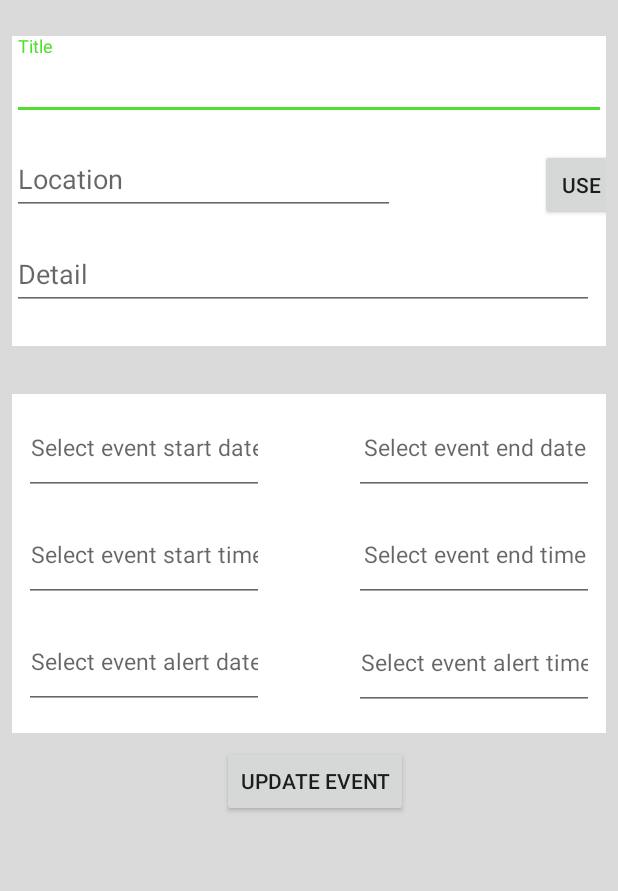
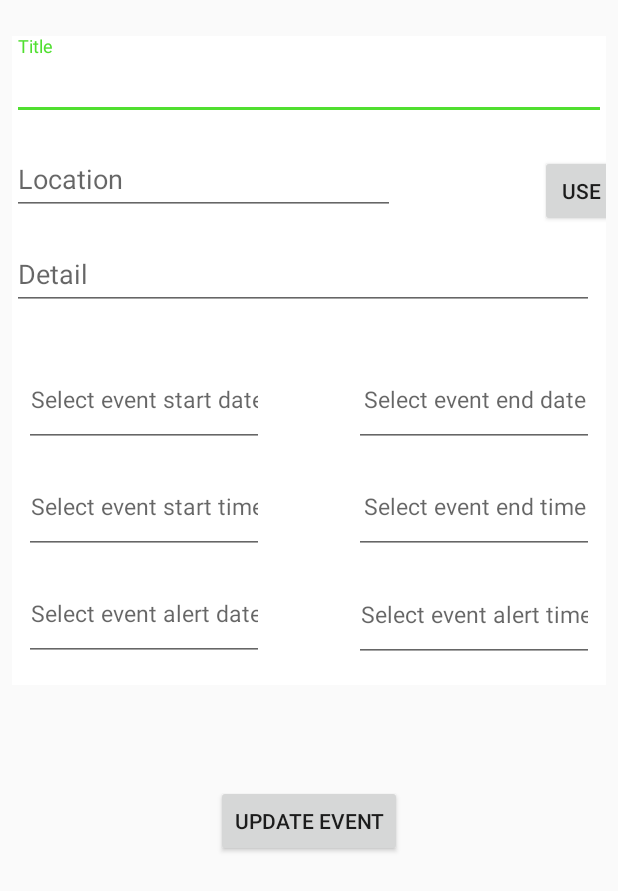
Before and after one commit to intersignature/final_project_android, an Android app: the EditEventActivity screen opened directly, with no data from a screen before it, on a phone screen of 412 x 824 dp. Shown: the top 891 px of the screen. Run offline under Robolectric (Android 15) with nearby library versions, the phone set to English and light mode, and no system bars; 16 statements that could not run were skipped.

Commit message:
change bg color add and edit xml code

```diff
--- a/Eventontheday/app/src/main/java/kmitl/final_project/sirichai/eventontheday/notification/TimerService.java
+++ b/Eventontheday/app/src/main/java/kmitl/final_project/sirichai/eventontheday/notification/TimerService.java
@@ -111,7 +111,6 @@ public class TimerService extends IntentService {
                 addDbForNotification();
                 DateFormat dateFormat = new SimpleDateFormat("yyyy/MM/dd HH:mm:ss");
                 Date date = new Date();
-                Log.i("timer", "(intent is not null) = " + dateFormat.format(date));
                 String currentYear = dateFormat.format(date).split(" ")[0].split("/")[0];
                 String currentMonth = dateFormat.format(date).split(" ")[0].split("/")[1];
                 String currentDay = dateFormat.format(date).split(" ")[0].split("/")[2];
--- a/Eventontheday/app/src/main/res/layout/activity_add_preset.xml
+++ b/Eventontheday/app/src/main/res/layout/activity_add_preset.xml
@@ -6,7 +6,6 @@
     android:layout_width="match_parent"
     android:layout_height="match_parent"
     tools:context="kmitl.final_project.sirichai.eventontheday.view.AddPresetActivity"
-    android:background="#DADADA"
     >
 
     <ScrollView
@@ -56,7 +55,7 @@
 
                 <android.support.design.widget.TextInputLayout
                     android:id="@+id/setLocationPresetLayout"
-                    android:layout_width="match_parent"
+                    android:layout_width="255dp"
                     android:layout_height="63dp"
                     app:layout_constraintEnd_toEndOf="parent"
                     app:layout_constraintHorizontal_bias="0.0"
@@ -65,7 +64,7 @@
 
                     <android.support.design.widget.TextInputEditText
                         android:id="@+id/setLocationPreset"
-                        android:layout_width="240dp"
+                        android:layout_width="match_parent"
                         android:layout_height="wrap_content"
                         android:hint="@string/location" />
                 </android.support.design.widget.TextInputLayout>
--- a/Eventontheday/app/src/main/res/layout/activity_edit_event.xml
+++ b/Eventontheday/app/src/main/res/layout/activity_edit_event.xml
@@ -6,10 +6,11 @@
     android:layout_width="match_parent"
     android:layout_height="match_parent"
     tools:context=".view.EditEventActivity"
-    android:background="#DADADA"
+
     >
 
     <ScrollView
+        android:id="@+id/scrollView4"
         android:layout_width="match_parent"
         android:layout_height="wrap_content"
         android:layout_marginBottom="8dp"
@@ -97,10 +98,10 @@
                     android:layout_height="wrap_content"
                     android:layout_marginEnd="8dp"
                     android:layout_marginStart="8dp"
-                    android:layout_marginTop="12dp"
+                    android:layout_marginTop="16dp"
                     android:text="@string/use_map"
                     app:layout_constraintEnd_toEndOf="parent"
-                    app:layout_constraintHorizontal_bias="0.2"
+                    app:layout_constraintHorizontal_bias="0.923"
                     app:layout_constraintStart_toEndOf="@+id/setNewLocationLayout"
                     app:layout_constraintTop_toTopOf="@+id/setNewLocationLayout" />
 
@@ -110,7 +111,6 @@
                 android:id="@+id/constraintLayout2"
                 android:layout_width="match_parent"
                 android:layout_height="226dp"
-                android:layout_marginTop="32dp"
                 android:background="#FFFFFF"
                 app:layout_constraintEnd_toEndOf="parent"
                 app:layout_constraintTop_toBottomOf="@+id/constraintLayout3">
@@ -222,6 +222,9 @@
             </android.support.constraint.ConstraintLayout>
 
 
+        </android.support.constraint.ConstraintLayout>
+    </ScrollView>
+
     <Button
         android:id="@+id/submitEditEvent"
         style="@style/Widget.AppCompat.Button"
@@ -229,19 +232,14 @@
         android:layout_height="wrap_content"
         android:layout_marginBottom="16dp"
         android:layout_marginEnd="8dp"
-                android:layout_marginStart="140dp"
+        android:layout_marginStart="8dp"
         android:layout_marginTop="8dp"
         android:text="@string/update_event"
         app:layout_constraintBottom_toBottomOf="parent"
         app:layout_constraintEnd_toEndOf="parent"
-                app:layout_constraintHorizontal_bias="0.0"
         app:layout_constraintStart_toStartOf="parent"
-                app:layout_constraintTop_toBottomOf="@+id/constraintLayout2"
-                app:layout_constraintVertical_bias="0.0" />
+        app:layout_constraintTop_toBottomOf="@+id/scrollView4"
+        app:layout_constraintVertical_bias="0.198" />
 
 
 </android.support.constraint.ConstraintLayout>
-    </ScrollView>
-
-
-</android.support.constraint.ConstraintLayout>
--- a/Eventontheday/app/src/main/res/layout/activity_edit_preset.xml
+++ b/Eventontheday/app/src/main/res/layout/activity_edit_preset.xml
@@ -96,12 +96,11 @@
                 style="@style/Widget.AppCompat.Button"
                 android:layout_width="wrap_content"
                 android:layout_height="wrap_content"
-                android:layout_marginEnd="164dp"
+                android:layout_marginEnd="8dp"
                 android:layout_marginStart="8dp"
                 android:text="@string/edit_preset"
                 app:layout_constraintBottom_toBottomOf="parent"
                 app:layout_constraintEnd_toEndOf="parent"
-                app:layout_constraintHorizontal_bias="1.0"
                 app:layout_constraintStart_toStartOf="parent"
                 app:layout_constraintTop_toBottomOf="@+id/setNewTDetailPresetLayout"
                 app:layout_constraintVertical_bias="0.0" />
```
Also changed, not shown: Eventontheday/app/src/main/res/layout/activity_add_event.xml (+3 -5 lines), 1 other file. Lines whose indentation alone changed are shown as unchanged.
